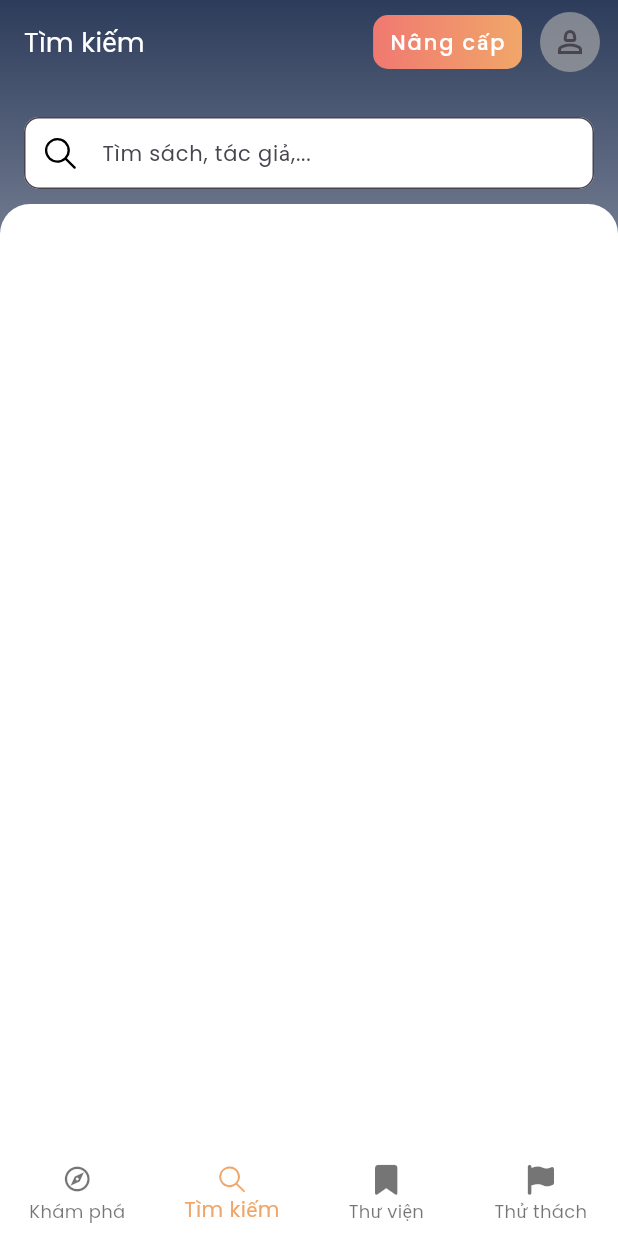
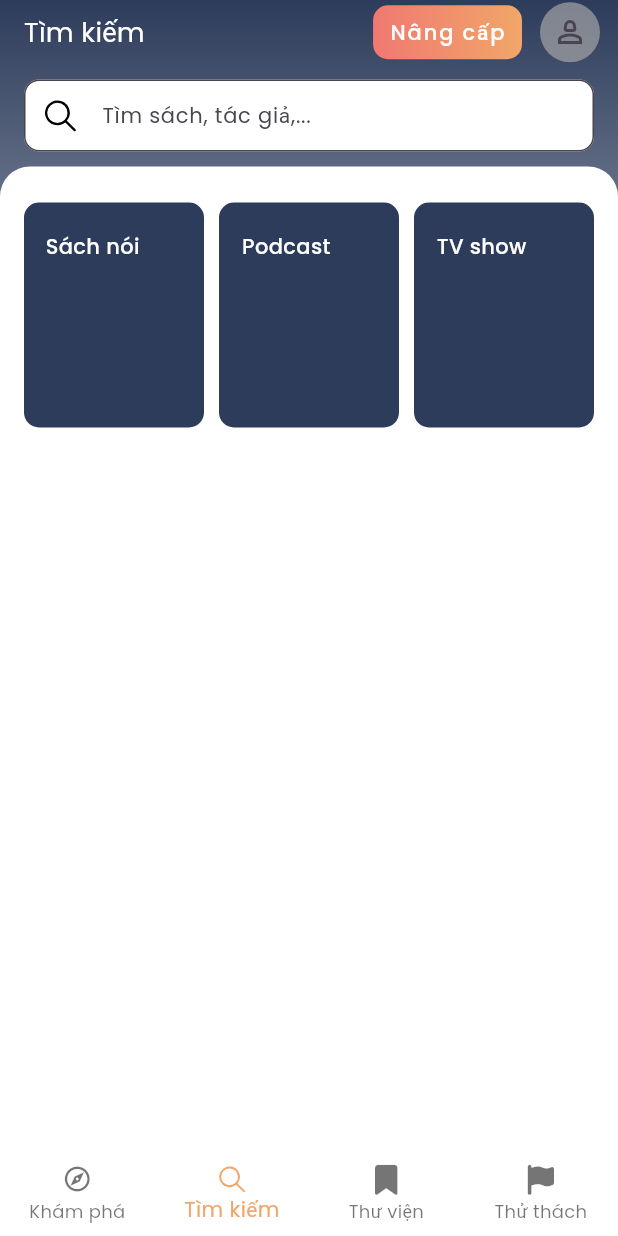
Before and after one commit to duonghoainam/tien-am, a Flutter app: the screen it shows after launch, item 2 of the bottom bar chosen, on a phone screen of 412 x 824 dp. Run offline on Flutter 3.47's test engine with Material 3 defaults, Android fonts, the light colour scheme and no system bars; drawn by our look-alikes of reactive_forms; our stand-ins replace dio, equatable, firebase_core, flutter_riverpod, get_it, go_router and 4 more; missing offline and left inert: dio_cache_interceptor, dio_cache_interceptor_hive_store, riverpod_infinite_scroll; accounts and stored records are empty; network calls fail.

Commit message:
update search and add test

```diff
--- /dev/null
+++ b/lib/core/ui/helpers/debouncer.dart
@@ -0,0 +1,21 @@
+import 'dart:async';
+
+import 'package:flutter/foundation.dart';
+
+class Debounce {
+  final int milliseconds;
+  Timer? _timer;
+
+  Debounce({
+    this.milliseconds = 500,
+  });
+
+  void run(VoidCallback action) {
+    _timer?.cancel();
+    _timer = Timer(Duration(milliseconds: milliseconds), action);
+  }
+
+  void dispose() {
+    _timer?.cancel();
+  }
+}
--- a/lib/core/ui/styles/colors.dart
+++ b/lib/core/ui/styles/colors.dart
@@ -37,4 +37,5 @@ abstract final class AppColors {
   static const Color lightGreen = Colors.greenAccent;
 
   static const Color lightPink = Color(0xffEAD8D9);
+  static const Color lightBlue = Color(0xffF3F8FC);
 }
--- a/lib/core/ui/widget/app_scale_widget.dart
+++ b/lib/core/ui/widget/app_scale_widget.dart
@@ -2,12 +2,12 @@ import 'package:flutter/material.dart';
 
 class AppScaleWidget extends StatefulWidget {
   final Widget child;
-  final VoidCallback onTap;
+  final VoidCallback onPressed;
 
   const AppScaleWidget({
     super.key,
     required this.child,
-    required this.onTap,
+    required this.onPressed,
   });
 
   @override
@@ -69,7 +69,7 @@ class _InteractiveScaleWidgetState extends State<AppScaleWidget>
       child: GestureDetector(
         onTapDown: _handleTapDown,
         onTapUp: _handleTapUp,
-        onTap: widget.onTap,
+        onTap: widget.onPressed,
         onTapCancel: () => _animationController.reverse(),
         child: ScaleTransition(
           scale: _scaleAnimation, // Hiệu ứng scale
--- /dev/null
+++ b/lib/data/datasource/base/book_datasource.dart
@@ -0,0 +1,4 @@
+
+abstract interface class BookDatasource {
+
+}
--- a/lib/presentation/main/widget/app_bar.dart
+++ b/lib/presentation/main/widget/app_bar.dart
@@ -11,6 +11,7 @@ class GeneralAppBar extends StatelessWidget {
   final bool showLogo;
   final String title;
   final bool showBlur;
+  final bool pinned;
 
   const GeneralAppBar({
     super.key,
@@ -18,12 +19,13 @@ class GeneralAppBar extends StatelessWidget {
     this.showLogo = false,
     this.showBlur = true,
     required this.title,
+    this.pinned = true,
   });
 
   @override
   Widget build(BuildContext context) {
     return SliverAppBar(
-      pinned: true,
+      pinned: pinned,
       backgroundColor: Colors.transparent,
       centerTitle: false,
       automaticallyImplyLeading: false,
@@ -31,7 +33,7 @@ class GeneralAppBar extends StatelessWidget {
       bottom: bottom == null
           ? null
           : PreferredSize(
-              preferredSize: const Size.fromHeight(80),
+              preferredSize: const Size.fromHeight(55),
               child: bottom!,
             ),
       flexibleSpace: showBlur
--- a/lib/presentation/search/screen/search_screen.dart
+++ b/lib/presentation/search/screen/search_screen.dart
@@ -1,8 +1,12 @@
 import 'package:flutter/material.dart';
 import 'package:tien_am/core/constants/strings.dart';
 import 'package:tien_am/core/ui/styles/styles.dart';
+import 'package:tien_am/core/ui/widget/app_button.dart';
+import 'package:tien_am/core/ui/widget/app_scale_widget.dart';
+import 'package:tien_am/core/ui/widget/widget.dart';
 import 'package:tien_am/presentation/main/widget/app_bar.dart';
 import 'package:tien_am/presentation/search/widget/book_search_bar.dart';
+import 'package:tien_am/presentation/search/widget/book_type_suggestion.dart';
 
 class SearchScreen extends StatelessWidget {
   const SearchScreen({super.key});
@@ -13,6 +17,7 @@ class SearchScreen extends StatelessWidget {
       headerSliverBuilder: (context, innerBoxIsScrolled) {
         return [
           const GeneralAppBar(
+            pinned: false,
             title: AppStrings.labelSearch,
             showBlur: false,
             bottom: Padding(
@@ -34,6 +39,38 @@ class SearchScreen extends StatelessWidget {
             20,
           ),
         ),
+        child: ListView(
+          padding: const EdgeInsets.symmetric(
+            horizontal: 16,
+            vertical: 24,
+          ),
+          children: [
+            SizedBox(
+              height: 150,
+              child: Row(
+                children: [
+                  Expanded(
+                    child: BookTypeSuggestion(
+                      title: 'Sách nói',
+                    ),
+                  ),
+                  SizedBox(width: 10,),
+                  Expanded(
+                    child: BookTypeSuggestion(
+                      title: 'Podcast',
+                    ),
+                  ),
+                  SizedBox(width: 10,),
+                  Expanded(
+                    child: BookTypeSuggestion(
+                      title: 'TV show',
+                    ),
+                  ),
+                ],
+              ),
+            ),
+          ],
+        ),
       ),
     );
   }
--- /dev/null
+++ b/lib/presentation/search/widget/book_type_suggestion.dart
@@ -0,0 +1,42 @@
+import 'package:flutter/material.dart';
+import 'package:tien_am/core/ui/styles/styles.dart';
+import 'package:tien_am/core/ui/widget/widget.dart';
+
+class BookTypeSuggestion extends StatelessWidget {
+  final String title;
+  final String? imageUrl;
+
+  const BookTypeSuggestion({
+    super.key,
+    required this.title,
+    this.imageUrl,
+  });
+
+  @override
+  Widget build(BuildContext context) {
+    return Container(
+      decoration: ShapeDecoration(
+        color: AppColors.purple,
+        // image: DecorationImage(
+        //   image: NetworkImage(
+        //     imageUrl ?? 'https://picsum.photos/300/350',
+        //   ),
+        //   fit: BoxFit.cover,
+        // ),
+        shape: RoundedRectangleBorder(
+          borderRadius: BorderRadius.circular(
+            10,
+          ),
+        ),
+      ),
+      alignment: const Alignment(
+        -.5,
+        -.7,
+      ),
+      child: AppText.medium(
+        title,
+        textColor: AppColors.white,
+      ),
+    );
+  }
+}
--- a/pubspec.yaml
+++ b/pubspec.yaml
@@ -24,13 +24,14 @@ dependencies:
   equatable: ^2.0.5
   firebase_core: ^3.6.0
   firebase_auth: ^5.3.1
-
+  infinite_scroll_pagination: ^4.0.0
 
 dev_dependencies:
   flutter_test:
     sdk: flutter
   flutter_lints: ^4.0.0
   mockito: ^5.4.4
+  build_runner: ^2.4.12
 
 
 flutter:
```
Also changed, not shown: lib/core/network/queries.dart (+9 -1 lines), lib/data/repository/search_book_repository.dart (added, +38 -0 lines), lib/domain/model/book_model.dart (added, +11 -0 lines), lib/domain/repository/book_repository.dart (added, +13 -0 lines), lib/presentation/search/controller/book_search_controller.dart (added, +35 -0 lines), lib/presentation/search/widget/book_search_delegate.dart (+102 -13 lines), 3 other files.
